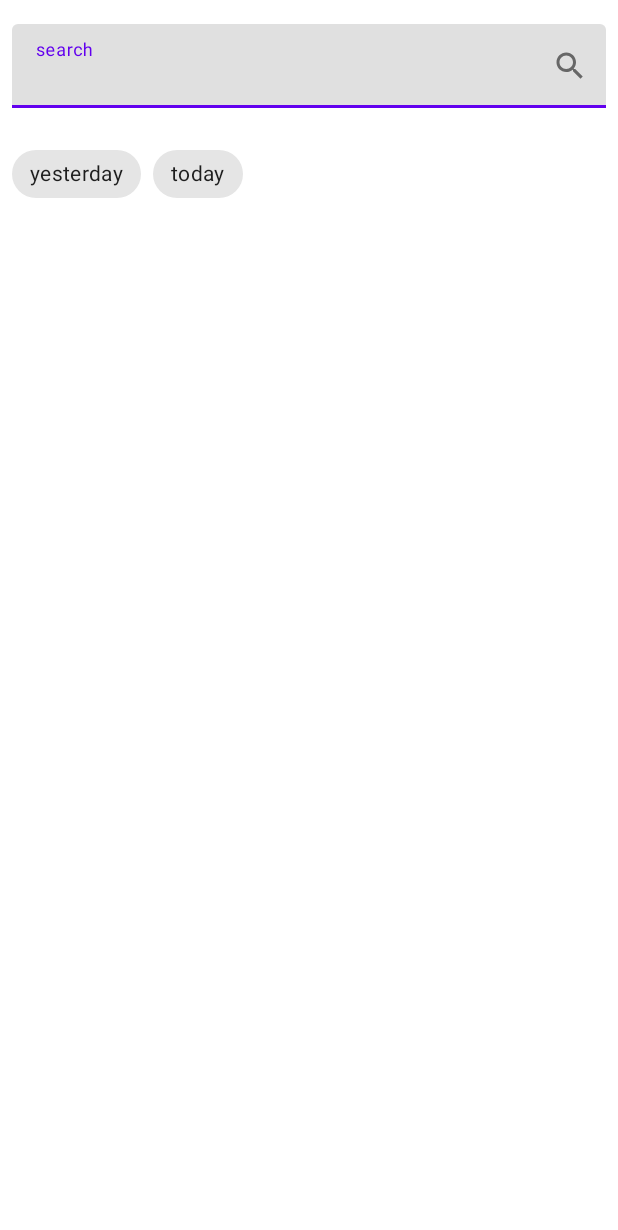
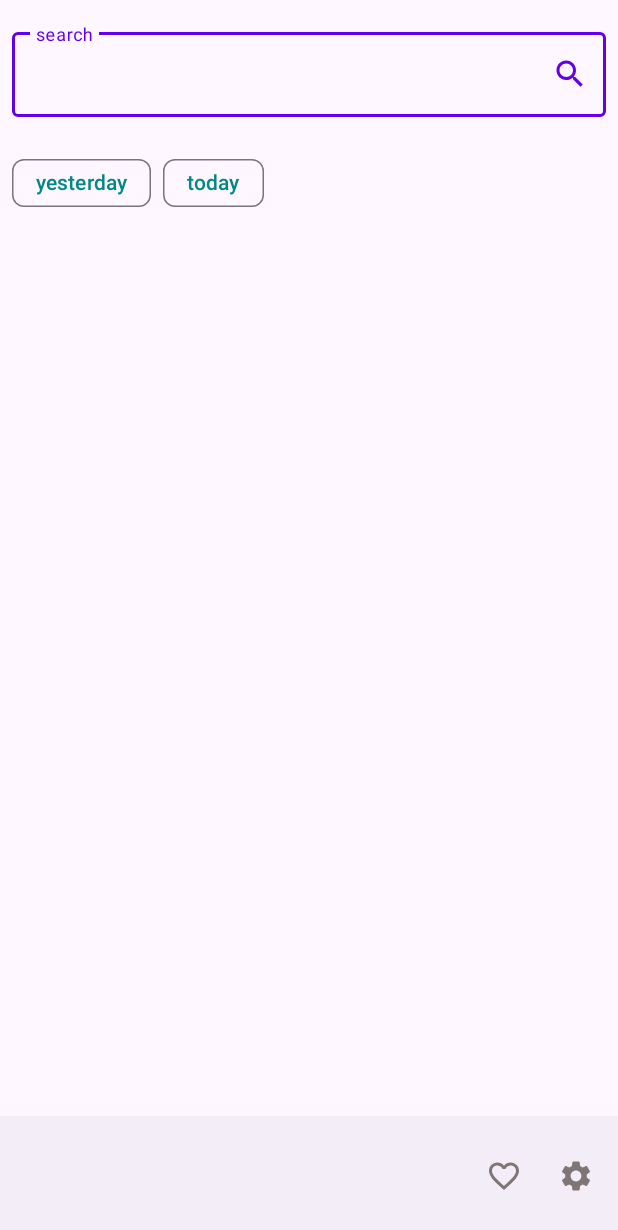
Before and after one commit to IiuliiaP/MaterialDesign, an Android app: the layout fragment_picture_of_the_day.xml on its own in the app's theme, with its tools: preview values and no code run, on a phone screen of 412 x 824 dp. Shown: the top 1230 px of the screen. Run offline under Robolectric (Android 15) with nearby library versions, the phone set to English and light mode, and no system bars.

Commit message:
добавлен bottom action bar

```diff
--- a/app/src/main/java/com/example/materialdesign/view/PictureOfTheDayFragment.kt
+++ b/app/src/main/java/com/example/materialdesign/view/PictureOfTheDayFragment.kt
@@ -3,13 +3,11 @@ package com.example.materialdesign.view
 import android.content.Intent
 import android.net.Uri
 import android.os.Bundle
+import android.view.*
 import androidx.fragment.app.Fragment
-import android.view.LayoutInflater
-import android.view.View
-import android.view.ViewGroup
-import android.widget.Toast
 import androidx.lifecycle.ViewModelProvider
 import coil.load
+import com.example.materialdesign.MainActivity
 import com.example.materialdesign.R
 import com.example.materialdesign.databinding.FragmentPictureOfTheDayBinding
 import com.example.materialdesign.viewmodel.AppState
@@ -43,17 +41,36 @@ class PictureOfTheDayFragment : Fragment() {
         }
         viewModel.sendRequest()
 
-        binding.chipToday.setOnCloseIconClickListener{
-            Toast.makeText(requireContext(), "Today", Toast.LENGTH_SHORT).show()
+        wikiSearch(binding.inputLine.text.toString())
+
+        setHasOptionsMenu(true)
+        (requireActivity() as MainActivity).setSupportActionBar(binding.bottomAppBar)
+    }
+
+    override fun onCreateOptionsMenu(menu: Menu, inflater: MenuInflater) {
+        super.onCreateOptionsMenu(menu, inflater)
+        inflater.inflate(R.menu.menu_picture_fragment, menu)
+    }
+
+    override fun onOptionsItemSelected(item: MenuItem): Boolean {
+        return super.onOptionsItemSelected(item)
+        when(item.itemId){
+            R.id.actionFavorite->{
+
+            }
+            R.id.actionSettings->{
+
+            }
         }
-        binding.chipYesterday.setOnClickListener {
-            Toast.makeText(requireContext(), "Yesterday", Toast.LENGTH_SHORT).show()
-        }
+    }
+
+    private fun wikiSearch(searchText: String){
         binding.wikiInput.setEndIconOnClickListener {
             startActivity(Intent(Intent.ACTION_VIEW).apply {
-                data = Uri.parse("https://en.wikipedia.org/wiki/${binding.inputLine.text.toString()}")
+                data = Uri.parse("https://en.wikipedia.org/wiki/${searchText}")
             })
         }
+
     }
 
     private fun renderData(appState: AppState){
--- /dev/null
+++ b/app/src/main/res/drawable/ic_favorite.xml
@@ -0,0 +1,5 @@
+<vector android:height="24dp" android:tint="#7F7575"
+    android:viewportHeight="24" android:viewportWidth="24"
+    android:width="24dp" xmlns:android="http://schemas.android.com/apk/res/android">
+    <path android:fillColor="@android:color/white" android:pathData="M16.5,3c-1.74,0 -3.41,0.81 -4.5,2.09C10.91,3.81 9.24,3 7.5,3 4.42,3 2,5.42 2,8.5c0,3.78 3.4,6.86 8.55,11.54L12,21.35l1.45,-1.32C18.6,15.36 22,12.28 22,8.5 22,5.42 19.58,3 16.5,3zM12.1,18.55l-0.1,0.1 -0.1,-0.1C7.14,14.24 4,11.39 4,8.5 4,6.5 5.5,5 7.5,5c1.54,0 3.04,0.99 3.57,2.36h1.87C13.46,5.99 14.96,5 16.5,5c2,0 3.5,1.5 3.5,3.5 0,2.89 -3.14,5.74 -7.9,10.05z"/>
+</vector>
--- a/app/src/main/res/drawable/ic_launcher_background.xml
+++ b/app/src/main/res/drawable/ic_launcher_background.xml
@@ -5,7 +5,7 @@
     android:viewportWidth="108"
     android:viewportHeight="108">
     <path
-        android:fillColor="#3DDC84"
+        android:fillColor="#3DD"
         android:pathData="M0,0h108v108h-108z" />
     <path
         android:fillColor="#00000000"
--- /dev/null
+++ b/app/src/main/res/drawable/ic_settings.xml
@@ -0,0 +1,5 @@
+<vector android:height="24dp" android:tint="#7F7575"
+    android:viewportHeight="24" android:viewportWidth="24"
+    android:width="24dp" xmlns:android="http://schemas.android.com/apk/res/android">
+    <path android:fillColor="@android:color/white" android:pathData="M19.14,12.94c0.04,-0.3 0.06,-0.61 0.06,-0.94c0,-0.32 -0.02,-0.64 -0.07,-0.94l2.03,-1.58c0.18,-0.14 0.23,-0.41 0.12,-0.61l-1.92,-3.32c-0.12,-0.22 -0.37,-0.29 -0.59,-0.22l-2.39,0.96c-0.5,-0.38 -1.03,-0.7 -1.62,-0.94L14.4,2.81c-0.04,-0.24 -0.24,-0.41 -0.48,-0.41h-3.84c-0.24,0 -0.43,0.17 -0.47,0.41L9.25,5.35C8.66,5.59 8.12,5.92 7.63,6.29L5.24,5.33c-0.22,-0.08 -0.47,0 -0.59,0.22L2.74,8.87C2.62,9.08 2.66,9.34 2.86,9.48l2.03,1.58C4.84,11.36 4.8,11.69 4.8,12s0.02,0.64 0.07,0.94l-2.03,1.58c-0.18,0.14 -0.23,0.41 -0.12,0.61l1.92,3.32c0.12,0.22 0.37,0.29 0.59,0.22l2.39,-0.96c0.5,0.38 1.03,0.7 1.62,0.94l0.36,2.54c0.05,0.24 0.24,0.41 0.48,0.41h3.84c0.24,0 0.44,-0.17 0.47,-0.41l0.36,-2.54c0.59,-0.24 1.13,-0.56 1.62,-0.94l2.39,0.96c0.22,0.08 0.47,0 0.59,-0.22l1.92,-3.32c0.12,-0.22 0.07,-0.47 -0.12,-0.61L19.14,12.94zM12,15.6c-1.98,0 -3.6,-1.62 -3.6,-3.6s1.62,-3.6 3.6,-3.6s3.6,1.62 3.6,3.6S13.98,15.6 12,15.6z"/>
+</vector>
--- a/app/src/main/res/layout/fragment_picture_of_the_day.xml
+++ b/app/src/main/res/layout/fragment_picture_of_the_day.xml
@@ -7,7 +7,7 @@
     tools:context=".view.PictureOfTheDayFragment">
 
  <com.google.android.material.textfield.TextInputLayout
-     android:id="@+id/wiki_input"
+     android:id="@+id/wikiInput"
      android:layout_width="match_parent"
      android:layout_height="wrap_content"
      android:layout_marginTop="8dp"
@@ -18,7 +18,7 @@
      app:layout_constraintStart_toStartOf="parent"
      app:layout_constraintTop_toTopOf="parent">
   <com.google.android.material.textfield.TextInputEditText
-      android:id="@+id/input_line"
+      android:id="@+id/inputLine"
       android:layout_width="match_parent"
       android:layout_height="wrap_content"
       />
@@ -26,7 +26,7 @@
 
 
  <com.google.android.material.chip.ChipGroup
-     android:id="@+id/chip_group"
+     android:id="@+id/chipGroup"
      android:layout_width="match_parent"
      android:layout_height="wrap_content"
      android:layout_marginTop="4dp"
@@ -34,30 +34,42 @@
      app:layout_constraintEnd_toEndOf="parent"
      app:layout_constraintHorizontal_bias="1.0"
      app:layout_constraintStart_toStartOf="parent"
-     app:layout_constraintTop_toBottomOf="@id/wiki_input"
+     app:layout_constraintTop_toBottomOf="@id/wikiInput"
      app:singleSelection="true">
 
   <com.google.android.material.chip.Chip
-      android:id="@+id/chip_yesterday"
+      android:id="@+id/chipYesterday"
       android:layout_width="wrap_content"
       android:layout_height="@dimen/components_height"
       android:text="@string/yesterday" />
 
   <com.google.android.material.chip.Chip
-      android:id="@+id/chip_today"
+      android:id="@+id/chipToday"
       android:layout_width="wrap_content"
       android:layout_height="@dimen/components_height"
       android:text="@string/today" />
  </com.google.android.material.chip.ChipGroup>
 
  <ImageView
-     android:id="@+id/image_view"
+     android:id="@+id/imageView"
      android:layout_width="wrap_content"
      android:layout_height="wrap_content"
      android:layout_margin="12dp"
      android:contentDescription=" "
      app:layout_constraintEnd_toEndOf="parent"
      app:layout_constraintStart_toStartOf="parent"
-     app:layout_constraintTop_toBottomOf="@id/chip_group"/>
+     app:layout_constraintTop_toBottomOf="@id/chipGroup"/>
+
+ <com.google.android.material.bottomappbar.BottomAppBar
+     android:id="@+id/bottomAppBar"
+     android:layout_width="match_parent"
+     android:layout_height="wrap_content"
+     app:menuAlignmentMode="auto"
+     app:layout_constraintEnd_toEndOf="parent"
+     app:layout_constraintBottom_toBottomOf="parent"
+     app:layout_constraintStart_toStartOf="parent"
+     app:menu="@menu/menu_picture_fragment" />
+
+
 
 </androidx.constraintlayout.widget.ConstraintLayout>
--- /dev/null
+++ b/app/src/main/res/menu/menu_picture_fragment.xml
@@ -0,0 +1,16 @@
+<?xml version="1.0" encoding="utf-8"?>
+<menu xmlns:android="http://schemas.android.com/apk/res/android"
+    xmlns:app="http://schemas.android.com/apk/res-auto">
+    <item
+        android:id="@+id/actionFavorite"
+        android:icon="@drawable/ic_favorite"
+        android:title="@string/favourite"
+        app:showAsAction="ifRoom"/>
+
+    <item
+        android:id="@+id/actionSettings"
+        android:icon="@drawable/ic_settings"
+        android:title="@string/settings"
+        app:showAsAction="ifRoom"/>
+
+</menu>
--- a/app/src/main/res/values/strings.xml
+++ b/app/src/main/res/values/strings.xml
@@ -5,4 +5,6 @@
     <string name="yesterday">yesterday</string>
     <string name="today">today</string>
     <string name="search">search</string>
+    <string name="favourite">favourite</string>
+    <string name="settings">settings</string>
 </resources>
--- a/app/src/main/res/values/themes.xml
+++ b/app/src/main/res/values/themes.xml
@@ -1,6 +1,6 @@
 <resources xmlns:tools="http://schemas.android.com/tools">
     <!-- Base application theme. -->
-    <style name="Theme.MaterialDesign" parent="Theme.MaterialComponents.DayNight.DarkActionBar">
+    <style name="Theme.MaterialDesign" parent="Theme.Material3.DayNight.NoActionBar">
         <!-- Primary brand color. -->
         <item name="colorPrimary">@color/purple_500</item>
         <item name="colorPrimaryVariant">@color/purple_700</item>
@@ -12,6 +12,12 @@
         <!-- Status bar color. -->
         <item name="android:statusBarColor">?attr/colorPrimaryVariant</item>
         <!-- Customize your theme here. -->
+        <item name="colorOnSurface">@color/teal_700</item>
+        <item name="colorOnSurfaceVariant">@color/purple_500</item>
+
+
+
+
 
 
     </style>
```
